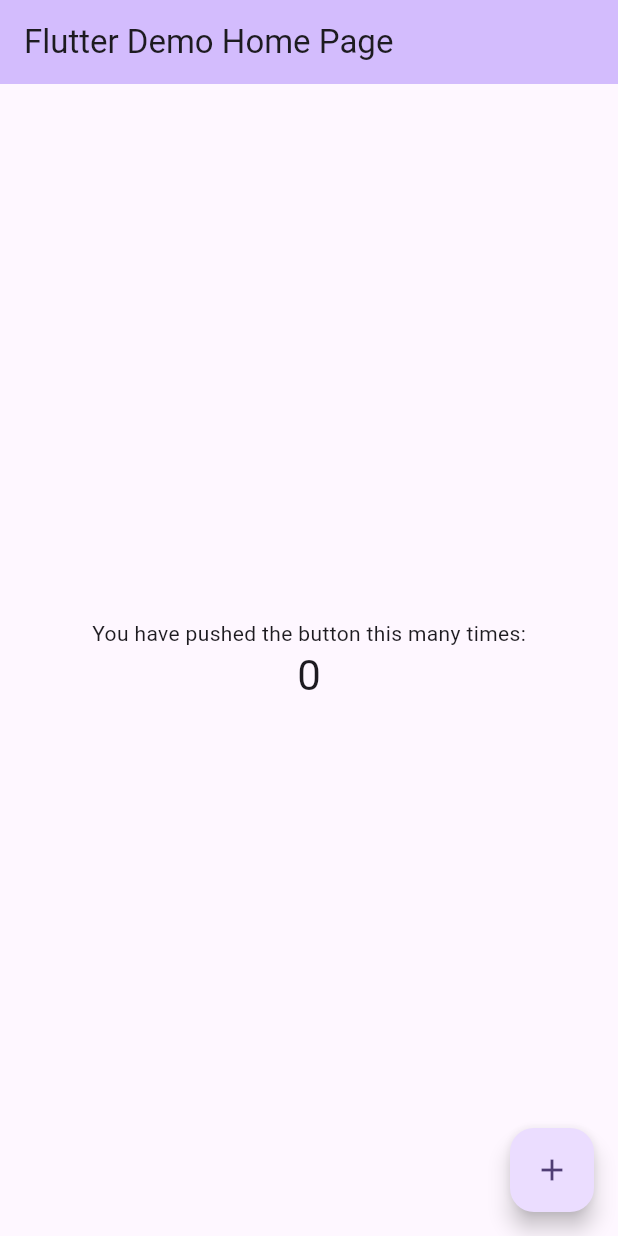
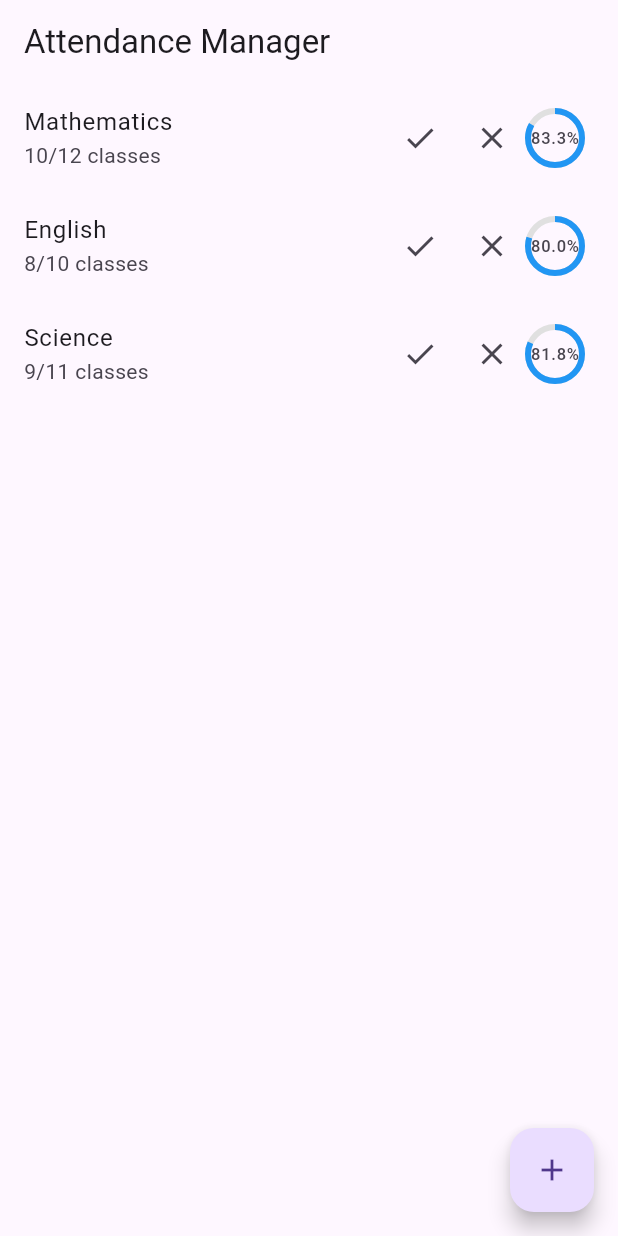
Before and after one commit to Vishal-Gori/Attendance_Manager, a Flutter app: the screen it shows after launch, on a phone screen of 412 x 824 dp. Run offline on Flutter 3.47's test engine with Material 3 defaults, Android fonts, the phone set to English and light mode, and no system bars.

Commit message:
made home_page and Add_subject_page

```diff
--- /dev/null
+++ b/lib/home_page.dart
@@ -0,0 +1,149 @@
+import 'package:attendance_manager/add_subject_page.dart';
+import 'package:flutter/material.dart';
+
+class Subject {
+  String name;
+  int present;
+  int total;
+
+  Subject(this.name, this.present, this.total);
+
+  double get percentage => (total > 0) ? (present / total) * 100 : 0;
+
+  // Method to increment present variable
+  void incrementPresent() {
+    present++;
+  }
+
+  // Method to increment total variable
+  void incrementTotal() {
+    total++;
+  }
+}
+
+class HomePage extends StatefulWidget {
+  @override
+  _HomePageState createState() => _HomePageState();
+}
+
+class _HomePageState extends State<HomePage> {
+  List<Subject> subjects = [
+    Subject("Mathematics", 10, 12),
+    Subject("English", 8, 10),
+    Subject("Science", 9, 11),
+  ];
+
+  @override
+  Widget build(BuildContext context) {
+    return Scaffold(
+      appBar: AppBar(
+        title: Text('Attendance Manager'),
+      ),
+      body: ListView.builder(
+        itemCount: subjects.length,
+        itemBuilder: (context, index) {
+          final subject = subjects[index];
+          return ListTile(
+            title: Text(subject.name),
+            subtitle: Text('${subject.present}/${subject.total} classes'),
+            trailing: Row(
+              mainAxisSize: MainAxisSize.min,
+              children: [
+                IconButton(
+                  icon: Icon(Icons.done),
+                  onPressed: () {
+                    setState(() {
+                      subject.incrementPresent();
+                      subject.incrementTotal(); // Increment total as well
+                    });
+                  },
+                ),
+                IconButton(
+                  icon: Icon(Icons.close),
+                  onPressed: () {
+                    setState(() {
+                      subject.incrementTotal();
+                    });
+                  },
+                ),
+                CircularPercentIndicator(subject.percentage),
+              ],
+            ),
+            onTap: () {
+              Navigator.push(
+                context,
+                MaterialPageRoute(
+                  builder: (context) => SubjectDetailPage(subject: subject),
+                ),
+              );
+            },
+          );
+        },
+      ),
+      floatingActionButton: FloatingActionButton(
+        child: Icon(Icons.add),
+        onPressed: () async {
+          final addedSubject = await Navigator.push<Subject>(
+            context,
+            MaterialPageRoute(
+                builder: (context) => AddSubjectPage(
+                      subjects: [],
+                    )),
+          );
+
+          if (addedSubject != null) {
+            setState(() {
+              subjects.add(addedSubject);
+            });
+          }
+        },
+      ),
+    );
+  }
+}
+
+class CircularPercentIndicator extends StatelessWidget {
+  final double percentage;
+
+  const CircularPercentIndicator(this.percentage);
+
+  @override
+  Widget build(BuildContext context) {
+    return Stack(
+      alignment: Alignment.center,
+      children: <Widget>[
+        CircularProgressIndicator(
+          value: percentage / 100,
+          backgroundColor: Colors.grey[300],
+          valueColor: AlwaysStoppedAnimation<Color>(Colors.blue),
+        ),
+        Text('${percentage.toStringAsFixed(1)}%'),
+      ],
+    );
+  }
+}
+
+class SubjectDetailPage extends StatelessWidget {
+  final Subject subject;
+
+  const SubjectDetailPage({required this.subject});
+
+  @override
+  Widget build(BuildContext context) {
+    return Scaffold(
+      appBar: AppBar(
+        title: Text(subject.name),
+      ),
+      body: Center(
+        child: Column(
+          mainAxisAlignment: MainAxisAlignment.center,
+          children: [
+            Text('Present: ${subject.present}'),
+            Text('Total: ${subject.total}'),
+            Text('Percentage: ${subject.percentage.toStringAsFixed(1)}%'),
+          ],
+        ),
+      ),
+    );
+  }
+}
--- a/lib/main.dart
+++ b/lib/main.dart
@@ -1,125 +1,19 @@
 import 'package:flutter/material.dart';
+import 'home_page.dart';
 
 void main() {
-  runApp(const MyApp());
+  runApp(MyApp());
 }
 
 class MyApp extends StatelessWidget {
-  const MyApp({super.key});
-
-  // This widget is the root of your application.
   @override
   Widget build(BuildContext context) {
     return MaterialApp(
-      title: 'Flutter Demo',
+      title: 'Attendance Manager',
       theme: ThemeData(
-        // This is the theme of your application.
-        //
-        // TRY THIS: Try running your application with "flutter run". You'll see
-        // the application has a purple toolbar. Then, without quitting the app,
-        // try changing the seedColor in the colorScheme below to Colors.green
-        // and then invoke "hot reload" (save your changes or press the "hot
-        // reload" button in a Flutter-supported IDE, or press "r" if you used
-        // the command line to start the app).
-        //
-        // Notice that the counter didn't reset back to zero; the application
-        // state is not lost during the reload. To reset the state, use hot
-        // restart instead.
-        //
-        // This works for code too, not just values: Most code changes can be
-        // tested with just a hot reload.
-        colorScheme: ColorScheme.fromSeed(seedColor: Colors.deepPurple),
-        useMaterial3: true,
+        primarySwatch: Colors.blue,
       ),
-      home: const MyHomePage(title: 'Flutter Demo Home Page'),
+      home: HomePage(),
     );
   }
 }
-
-class MyHomePage extends StatefulWidget {
-  const MyHomePage({super.key, required this.title});
-
-  // This widget is the home page of your application. It is stateful, meaning
-  // that it has a State object (defined below) that contains fields that affect
-  // how it looks.
-
-  // This class is the configuration for the state. It holds the values (in this
-  // case the title) provided by the parent (in this case the App widget) and
-  // used by the build method of the State. Fields in a Widget subclass are
-  // always marked "final".
-
-  final String title;
-
-  @override
-  State<MyHomePage> createState() => _MyHomePageState();
-}
-
-class _MyHomePageState extends State<MyHomePage> {
-  int _counter = 0;
-
-  void _incrementCounter() {
-    setState(() {
-      // This call to setState tells the Flutter framework that something has
-      // changed in this State, which causes it to rerun the build method below
-      // so that the display can reflect the updated values. If we changed
-      // _counter without calling setState(), then the build method would not be
-      // called again, and so nothing would appear to happen.
-      _counter++;
-    });
-  }
-
-  @override
-  Widget build(BuildContext context) {
-    // This method is rerun every time setState is called, for instance as done
-    // by the _incrementCounter method above.
-    //
-    // The Flutter framework has been optimized to make rerunning build methods
-    // fast, so that you can just rebuild anything that needs updating rather
-    // than having to individually change instances of widgets.
-    return Scaffold(
-      appBar: AppBar(
-        // TRY THIS: Try changing the color here to a specific color (to
-        // Colors.amber, perhaps?) and trigger a hot reload to see the AppBar
-        // change color while the other colors stay the same.
-        backgroundColor: Theme.of(context).colorScheme.inversePrimary,
-        // Here we take the value from the MyHomePage object that was created by
-        // the App.build method, and use it to set our appbar title.
-        title: Text(widget.title),
-      ),
-      body: Center(
-        // Center is a layout widget. It takes a single child and positions it
-        // in the middle of the parent.
-        child: Column(
-          // Column is also a layout widget. It takes a list of children and
-          // arranges them vertically. By default, it sizes itself to fit its
-          // children horizontally, and tries to be as tall as its parent.
-          //
-          // Column has various properties to control how it sizes itself and
-          // how it positions its children. Here we use mainAxisAlignment to
-          // center the children vertically; the main axis here is the vertical
-          // axis because Columns are vertical (the cross axis would be
-          // horizontal).
-          //
-          // TRY THIS: Invoke "debug painting" (choose the "Toggle Debug Paint"
-          // action in the IDE, or press "p" in the console), to see the
-          // wireframe for each widget.
-          mainAxisAlignment: MainAxisAlignment.center,
-          children: <Widget>[
-            const Text(
-              'You have pushed the button this many times:',
-            ),
-            Text(
-              '$_counter',
-              style: Theme.of(context).textTheme.headlineMedium,
-            ),
-          ],
-        ),
-      ),
-      floatingActionButton: FloatingActionButton(
-        onPressed: _incrementCounter,
-        tooltip: 'Increment',
-        child: const Icon(Icons.add),
-      ), // This trailing comma makes auto-formatting nicer for build methods.
-    );
-  }
-}
```
Also changed, not shown: lib/add_subject_page.dart (added, +76 -0 lines), 1 other file.
